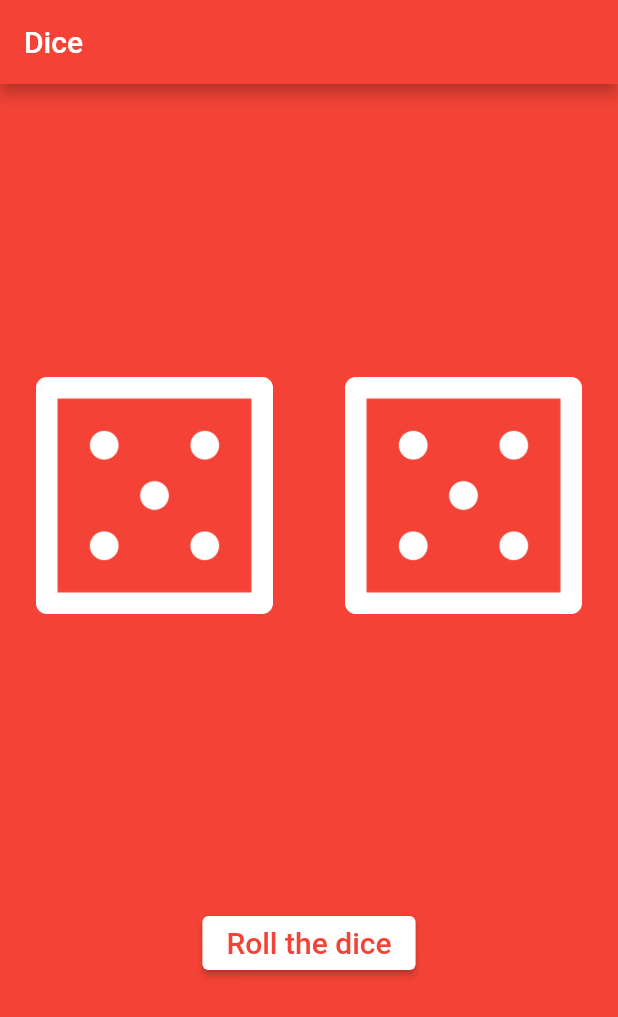
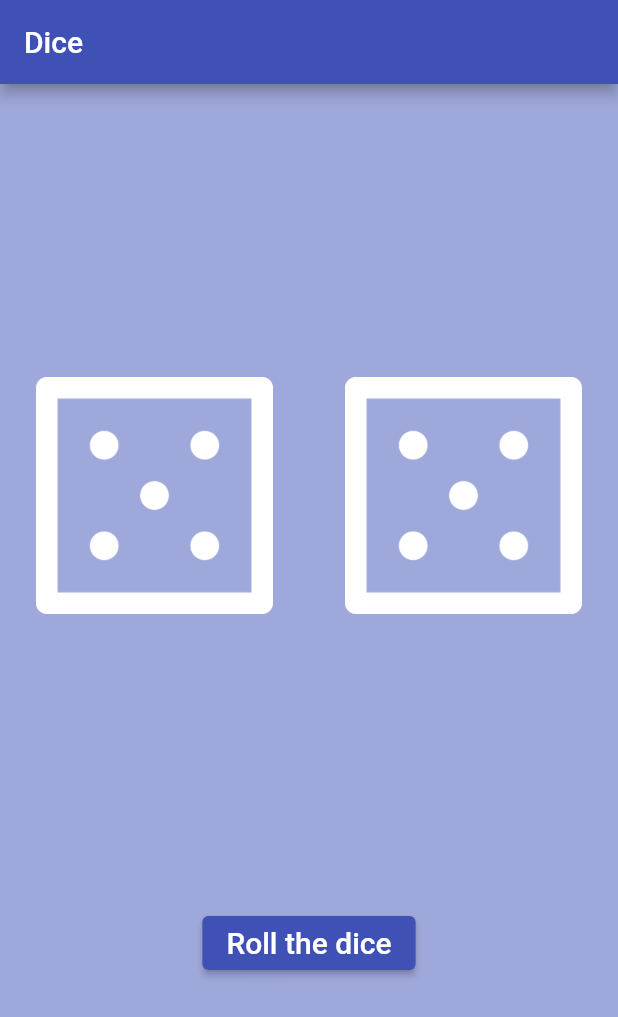
Before and after one commit to kurayami07734/FlutterProjects, a Flutter app: the screen it shows after launch, after a tap on "Roll the dice", on a phone screen of 412 x 824 dp. Shown: the top 1017 px of the screen. Run offline on Flutter 3.47's test engine with Material 2 defaults, Android fonts, the light colour scheme and no system bars.

Commit message:
wrote readme and change colorscheme of dice

```diff
--- a/dice/lib/dice.dart
+++ b/dice/lib/dice.dart
@@ -46,9 +46,8 @@ class _DiceState extends State<Dice> {
   int leftDiceNumber = 1;
   int rightDiceNumber = 1;
 
-  int changeDice() {
-    var r = Random();
-    return r.nextInt(6) + 1;
+  int _changeDice() {
+    return Random().nextInt(6) + 1;
   }
 
   @override
@@ -67,7 +66,7 @@ class _DiceState extends State<Dice> {
                       child: Image.asset('images/dice$leftDiceNumber.png'),
                       onPressed: () {
                         setState(() {
-                          leftDiceNumber = changeDice();
+                          leftDiceNumber = _changeDice();
                         });
                       }),
                 ),
@@ -79,7 +78,7 @@ class _DiceState extends State<Dice> {
                       child: Image.asset('images/dice$rightDiceNumber.png'),
                       onPressed: () {
                         setState(() {
-                          rightDiceNumber = changeDice();
+                          rightDiceNumber = _changeDice();
                         });
                       }),
                 ),
@@ -87,16 +86,16 @@ class _DiceState extends State<Dice> {
             ],
           ),
           ElevatedButton(
-              style: ElevatedButton.styleFrom(primary: Colors.white),
+              style: ElevatedButton.styleFrom(primary: Colors.indigo[500]),
               onPressed: () {
                 setState(() {
-                  leftDiceNumber = changeDice();
-                  rightDiceNumber = changeDice();
+                  leftDiceNumber = _changeDice();
+                  rightDiceNumber = _changeDice();
                 });
               },
-              child: Text(
+              child: const Text(
                 'Roll the dice',
-                style: TextStyle(color: Colors.red, fontSize: 20),
+                style: TextStyle(color: Colors.white, fontSize: 20),
               )),
         ],
       ),
--- a/dice/lib/main.dart
+++ b/dice/lib/main.dart
@@ -4,10 +4,10 @@ import './dice.dart';
 void main() {
   runApp(MaterialApp(
     home: Scaffold(
-      backgroundColor: Colors.red,
+      backgroundColor: Colors.indigo[200],
       appBar: AppBar(
         title: Text('Dice'),
-        backgroundColor: Colors.red,
+        backgroundColor: Colors.indigo,
       ),
       body: Dice(),
     ),
```
Also changed, not shown: 1 other file.
